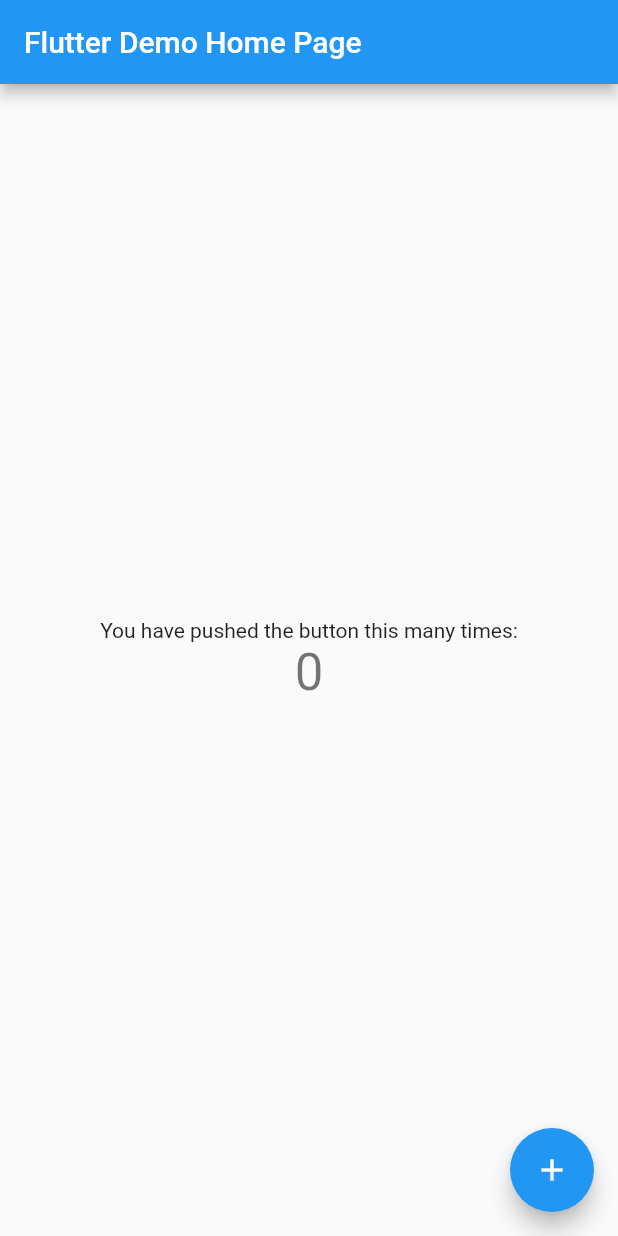
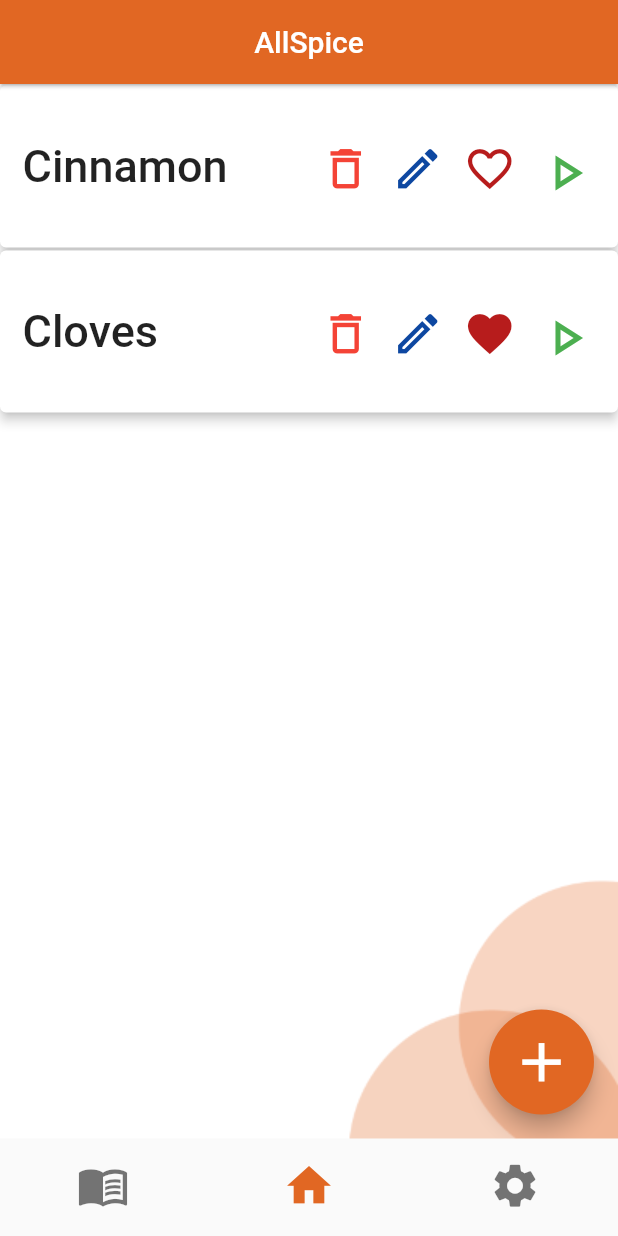
Before and after one commit to WesleyM314/AllSpice-Mobile, a Flutter app: the screen it shows after launch, on a phone screen of 412 x 824 dp. Run offline on Flutter 3.47's test engine with Material 2 defaults, Android fonts, the phone set to English and light mode, and no system bars; our stand-ins replace sqflite; accounts and stored records are empty.

Commit message:
Created spice cards, database classes

```diff
--- a/lib/main.dart
+++ b/lib/main.dart
@@ -1,113 +1,31 @@
 import 'package:flutter/material.dart';
+import 'package:allspice_mobile/pages/layout.dart';
+import 'package:flutter/services.dart';
+
+Color mainColor = Color(0xFFE16723);
 
 void main() {
+  SystemChrome.setSystemUIOverlayStyle(SystemUiOverlayStyle(
+    statusBarColor: Colors.transparent,
+  ));
+  // WidgetsFlutterBinding.ensureInitialized();
+  // SystemChrome.setEnabledSystemUIOverlays([
+  //   SystemUiOverlay.bottom,
+  // ]);
   runApp(MyApp());
 }
 
 class MyApp extends StatelessWidget {
-  // This widget is the root of your application.
   @override
   Widget build(BuildContext context) {
     return MaterialApp(
       title: 'Flutter Demo',
       theme: ThemeData(
-        // This is the theme of your application.
-        //
-        // Try running your application with "flutter run". You'll see the
-        // application has a blue toolbar. Then, without quitting the app, try
-        // changing the primarySwatch below to Colors.green and then invoke
-        // "hot reload" (press "r" in the console where you ran "flutter run",
-        // or simply save your changes to "hot reload" in a Flutter IDE).
-        // Notice that the counter didn't reset back to zero; the application
-        // is not restarted.
-        primarySwatch: Colors.blue,
+        // primarySwatch: Colors.deepOrange,
+        primaryColor: mainColor,
+        // accentColor: mainColor,
       ),
-      home: MyHomePage(title: 'Flutter Demo Home Page'),
+      home: MyLayout(),
     );
   }
 }
-
-class MyHomePage extends StatefulWidget {
-  MyHomePage({Key? key, required this.title}) : super(key: key);
-
-  // This widget is the home page of your application. It is stateful, meaning
-  // that it has a State object (defined below) that contains fields that affect
-  // how it looks.
-
-  // This class is the configuration for the state. It holds the values (in this
-  // case the title) provided by the parent (in this case the App widget) and
-  // used by the build method of the State. Fields in a Widget subclass are
-  // always marked "final".
-
-  final String title;
-
-  @override
-  _MyHomePageState createState() => _MyHomePageState();
-}
-
-class _MyHomePageState extends State<MyHomePage> {
-  int _counter = 0;
-
-  void _incrementCounter() {
-    setState(() {
-      // This call to setState tells the Flutter framework that something has
-      // changed in this State, which causes it to rerun the build method below
-      // so that the display can reflect the updated values. If we changed
-      // _counter without calling setState(), then the build method would not be
-      // called again, and so nothing would appear to happen.
-      _counter++;
-    });
-  }
-
-  @override
-  Widget build(BuildContext context) {
-    // This method is rerun every time setState is called, for instance as done
-    // by the _incrementCounter method above.
-    //
-    // The Flutter framework has been optimized to make rerunning build methods
-    // fast, so that you can just rebuild anything that needs updating rather
-    // than having to individually change instances of widgets.
-    return Scaffold(
-      appBar: AppBar(
-        // Here we take the value from the MyHomePage object that was created by
-        // the App.build method, and use it to set our appbar title.
-        title: Text(widget.title),
-      ),
-      body: Center(
-        // Center is a layout widget. It takes a single child and positions it
-        // in the middle of the parent.
-        child: Column(
-          // Column is also a layout widget. It takes a list of children and
-          // arranges them vertically. By default, it sizes itself to fit its
-          // children horizontally, and tries to be as tall as its parent.
-          //
-          // Invoke "debug painting" (press "p" in the console, choose the
-          // "Toggle Debug Paint" action from the Flutter Inspector in Android
-          // Studio, or the "Toggle Debug Paint" command in Visual Studio Code)
-          // to see the wireframe for each widget.
-          //
-          // Column has various properties to control how it sizes itself and
-          // how it positions its children. Here we use mainAxisAlignment to
-          // center the children vertically; the main axis here is the vertical
-          // axis because Columns are vertical (the cross axis would be
-          // horizontal).
-          mainAxisAlignment: MainAxisAlignment.center,
-          children: <Widget>[
-            Text(
-              'You have pushed the button this many times:',
-            ),
-            Text(
-              '$_counter',
-              style: Theme.of(context).textTheme.headline4,
-            ),
-          ],
-        ),
-      ),
-      floatingActionButton: FloatingActionButton(
-        onPressed: _incrementCounter,
-        tooltip: 'Increment',
-        child: Icon(Icons.add),
-      ), // This trailing comma makes auto-formatting nicer for build methods.
-    );
-  }
-}
--- /dev/null
+++ b/lib/models/spice.dart
@@ -0,0 +1,50 @@
+final String tableSpices = 'spices';
+
+class SpiceFields {
+  static final List<String> values = [id, name, container, favorite];
+
+  static final String id = '_id';
+  static final String name = 'name';
+  static final String container = 'container';
+  static final String favorite = 'favorite';
+}
+
+class Spice {
+  int? id;
+  String name;
+  int container;
+  bool favorite;
+
+  Spice({
+    this.id,
+    required this.name,
+    required this.container,
+    this.favorite = false,
+  });
+
+  Spice copy({
+    int? id,
+    String? name,
+    int? container,
+    bool? favorite,
+  }) =>
+      Spice(
+          id: id ?? this.id,
+          name: name ?? this.name,
+          container: container ?? this.container,
+          favorite: favorite ?? this.favorite);
+
+  static Spice fromJson(Map<String, Object?> json) => Spice(
+        id: json[SpiceFields.id] as int?,
+        name: json[SpiceFields.name] as String,
+        container: json[SpiceFields.container] as int,
+        favorite: json[SpiceFields.favorite] == 1,
+      );
+
+  Map<String, Object?> toJson() => {
+        SpiceFields.id: id,
+        SpiceFields.name: name,
+        SpiceFields.container: container,
+        SpiceFields.favorite: favorite ? 1 : 0,
+      };
+}
--- /dev/null
+++ b/lib/models/spice_card.dart
@@ -0,0 +1,104 @@
+import 'package:flutter/cupertino.dart';
+import 'package:flutter/material.dart';
+import 'package:allspice_mobile/models/spice.dart';
+
+class SpiceCard extends StatefulWidget {
+  final Spice spice;
+  const SpiceCard({Key? key, required this.spice}) : super(key: key);
+
+  @override
+  _SpiceCardState createState() => _SpiceCardState();
+}
+
+class _SpiceCardState extends State<SpiceCard> {
+  @override
+  Widget build(BuildContext context) {
+    return Card(
+      margin: EdgeInsets.symmetric(vertical: 1, horizontal: 0),
+      shadowColor: Color(0xDD000000),
+      elevation: 3,
+      // shape: RoundedRectangleBorder(
+      //     borderRadius: BorderRadius.all(Radius.circular(10)),
+      //     side: BorderSide(width: 3, color: Colors.blue)),
+      child: Row(
+        crossAxisAlignment: CrossAxisAlignment.center,
+        mainAxisAlignment: MainAxisAlignment.spaceBetween,
+        children: [
+          Column(
+            crossAxisAlignment: CrossAxisAlignment.start,
+            children: [
+              Padding(
+                padding: const EdgeInsets.symmetric(horizontal: 15, vertical: 30),
+                child: Text(
+                  widget.spice.name,
+                  style: TextStyle(
+                    fontSize: 30,
+                    fontWeight: FontWeight.w500,
+                  ),
+                ),
+              ),
+            ],
+          ),
+          Column(
+            crossAxisAlignment: CrossAxisAlignment.end,
+            children: [
+              Padding(
+                padding: const EdgeInsets.symmetric(horizontal: 15, vertical: 30),
+                child: Row(
+                  mainAxisAlignment: MainAxisAlignment.spaceAround,
+                  children: [
+                    IconButton(
+                      onPressed: () {
+                        print("Delete ${widget.spice.name}");
+                      },
+                      icon: Icon(
+                        Icons.delete_outline,
+                        color: Colors.red,
+                        size: 35,
+                      ),
+                    ),
+                    IconButton(
+                      onPressed: () {
+                        print("Edit ${widget.spice.name}");
+                      },
+                      icon: Icon(
+                        Icons.edit_outlined,
+                        color: Colors.blue[900],
+                        size: 35,
+                      ),
+                    ),
+                    IconButton(
+                      onPressed: () {
+                        print("Favorite ${widget.spice.name}");
+                        setState(() {
+                          widget.spice.favorite = !widget.spice.favorite;
+                        });
+                      },
+                      icon: Icon(
+                        widget.spice.favorite
+                            ? Icons.favorite
+                            : Icons.favorite_border,
+                        color: Colors.red[900],
+                        size: 35,
+                      ),
+                    ),
+                    IconButton(
+                      onPressed: () {
+                        print("Dispense ${widget.spice.name}");
+                      },
+                      icon: Icon(
+                        Icons.play_arrow_outlined,
+                        color: Colors.green,
+                        size: 40,
+                      ),
+                    ),
+                  ],
+                ),
+              ),
+            ],
+          )
+        ],
+      ),
+    );
+  }
+}
--- /dev/null
+++ b/lib/pages/layout.dart
@@ -0,0 +1,101 @@
+import 'package:allspice_mobile/pages/recipe_page.dart';
+import 'package:allspice_mobile/pages/settings_page.dart';
+import 'package:allspice_mobile/pages/spice_page.dart';
+import 'package:flutter/material.dart';
+
+import '../main.dart';
+
+class MyLayout extends StatefulWidget {
+  MyLayout({Key? key}) : super(key: key);
+  // final String title;
+
+  @override
+  _MyLayoutState createState() => _MyLayoutState();
+}
+
+class _MyLayoutState extends State<MyLayout> {
+  int _currentIndex = 1;
+
+  // final tabs = [
+  //   Center(child: Text("Recipes")),
+  //   Center(child: Text("Spices")),
+  //   Center(child: Text("Settings")),
+  // ];
+
+  PageController _pageController = PageController(initialPage: 1);
+  List<Widget> _screens = [
+    RecipePage(),
+    SpicePage(),
+    SettingsPage(),
+  ];
+
+  void _onPageChanged(int index) {
+    setState(() {
+      _currentIndex = index;
+    });
+  }
+
+  @override
+  Widget build(BuildContext context) {
+    return Scaffold(
+      backgroundColor: Colors.white,
+      appBar: AppBar(
+        title: Text("AllSpice"),
+        elevation: 1,
+        centerTitle: true,
+      ),
+      body: Container(
+        decoration: BoxDecoration(
+          image: DecorationImage(
+            image: AssetImage("assets/bg.png"),
+            alignment: Alignment.bottomRight,
+          ),
+        ),
+        child: PageView(
+          controller: _pageController,
+          children: _screens,
+          onPageChanged: _onPageChanged,
+          // physics: NeverScrollableScrollPhysics(),
+        ),
+      ),
+      bottomNavigationBar: BottomNavigationBar(
+        // backgroundColor: Colors.white,
+        currentIndex: _currentIndex,
+        elevation: 0,
+        iconSize: 35.0,
+        showSelectedLabels: false,
+        showUnselectedLabels: false,
+        type: BottomNavigationBarType.fixed,
+        selectedItemColor: mainColor,
+        items: [
+          BottomNavigationBarItem(
+            icon: Icon(
+              Icons.menu_book,
+            ),
+            label: "",
+            tooltip: "Recipes",
+          ),
+          BottomNavigationBarItem(
+            icon: Icon(
+              Icons.home,
+            ),
+            label: "",
+            tooltip: "Spices",
+          ),
+          BottomNavigationBarItem(
+            icon: Icon(
+              Icons.settings,
+            ),
+            label: "",
+            tooltip: "Settings",
+          )
+        ],
+        onTap: (index) {
+          // _pageController.jumpToPage(index);
+          _pageController.animateToPage(index,
+              duration: Duration(milliseconds: 400), curve: Curves.decelerate);
+        },
+      ),
+    );
+  }
+}
--- /dev/null
+++ b/lib/pages/spice_page.dart
@@ -0,0 +1,49 @@
+import 'package:allspice_mobile/main.dart';
+import 'package:allspice_mobile/models/spice.dart';
+import 'package:allspice_mobile/models/spice_card.dart';
+import 'package:flutter/material.dart';
+
+class SpicePage extends StatefulWidget {
+  const SpicePage({Key? key}) : super(key: key);
+
+  @override
+  _SpicePageState createState() => _SpicePageState();
+}
+
+class _SpicePageState extends State<SpicePage> with AutomaticKeepAliveClientMixin {
+  // Dummy Spices
+  Spice s1 = Spice(name: "Cinnamon", container: 1);
+  Spice s2 = Spice(name: "Cloves", container: 2, favorite: true);
+
+  @override
+  Widget build(BuildContext context) {
+    super.build(context);
+    return Scaffold(
+      backgroundColor: Colors.transparent,
+      body: ListView(
+        children: [
+          SpiceCard(spice: s1),
+          SpiceCard(spice: s2),
+        ],
+      ),
+      floatingActionButton: Container(
+        height: 70,
+        width: 70,
+        child: FittedBox(
+          child: FloatingActionButton(
+            child: Icon(
+              Icons.add,
+              size: 35,
+            ),
+            backgroundColor: mainColor,
+            onPressed: () {},
+          ),
+        ),
+      ),
+    );
+  }
+
+  @override
+  // TODO: implement wantKeepAlive
+  bool get wantKeepAlive => true;
+}
--- a/pubspec.yaml
+++ b/pubspec.yaml
@@ -29,6 +29,9 @@
   # Use with the CupertinoIcons class for iOS style icons.
   cupertino_icons: ^1.0.2
 
+  # SQFlite for database storage
+  sqflite: ^2.0.0+3
+
 dev_dependencies:
   flutter_test:
     sdk: flutter
@@ -38,6 +41,8 @@
 
 # The following section is specific to Flutter.
 flutter:
+  assets:
+    - assets/bg.png
 
   # The following line ensures that the Material Icons font is
   # included with your application, so that you can use the icons in
```
Also changed, not shown: lib/models/spice_db.dart (added, +98 -0 lines), lib/pages/recipe_page.dart (added, +46 -0 lines), lib/pages/settings_page.dart (added, +25 -0 lines), assets/bg.png (added), pubspec.lock, 1 other file.
